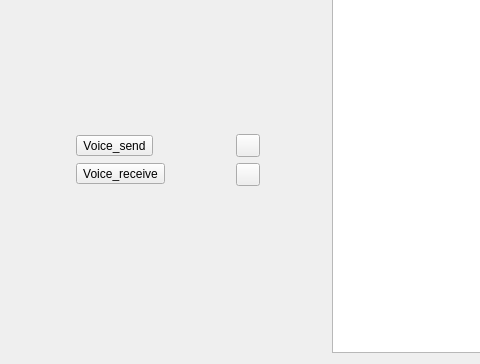
Old version of the form an-gui/qt/lib/developer_tools.ui in the repository Pokerpoke/Ras_node; both pictures show x 0 to 480 and y 296 to 660 of the 657 by 660 pixel window.
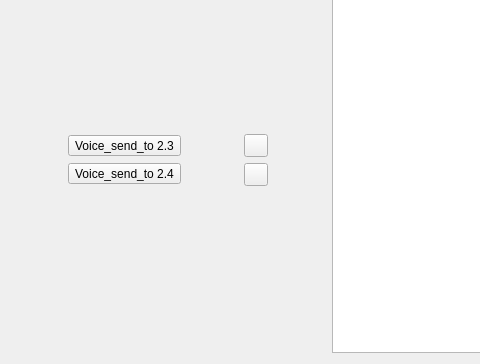
New version of the form.

What changed in the file:
```diff
--- a/an-gui/qt/lib/developer_tools.ui
+++ b/an-gui/qt/lib/developer_tools.ui
@@ -122,14 +122,14 @@
            <item>
             <widget class="QToolButton" name="voice_send">
              <property name="text">
-              <string>Voice_send</string>
+              <string>Voice_send_to 2.3</string>
              </property>
             </widget>
            </item>
            <item>
             <widget class="QToolButton" name="voice_receive">
              <property name="text">
-              <string>Voice_receive</string>
+              <string>Voice_send_to 2.4</string>
              </property>
             </widget>
            </item>
```
